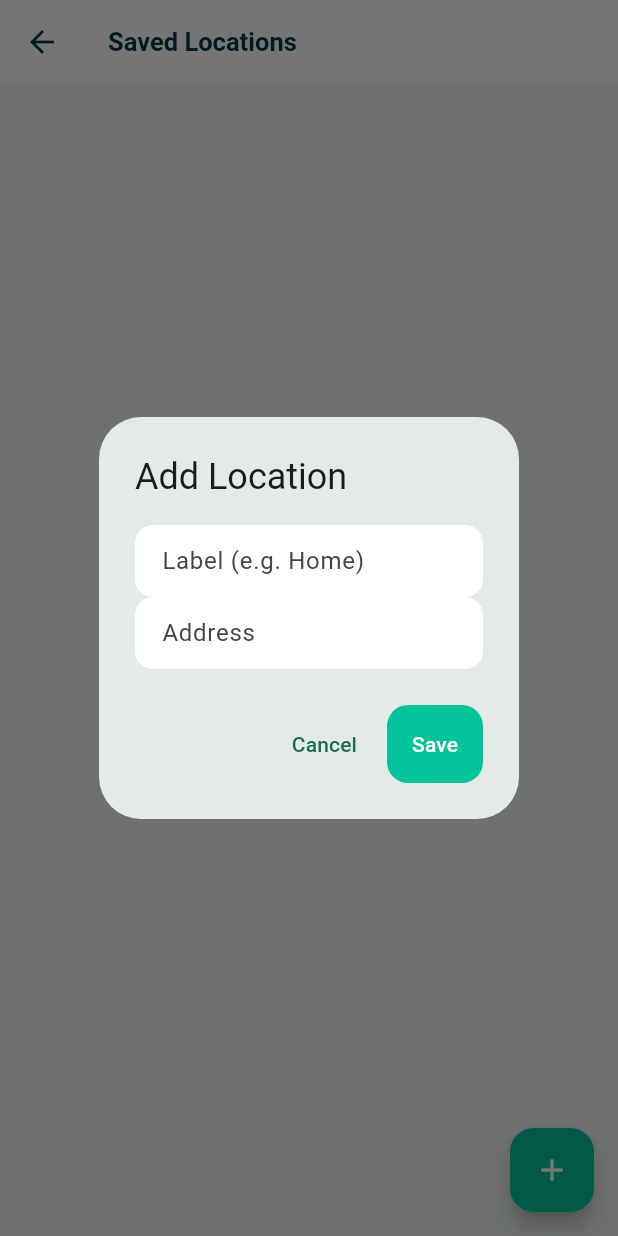
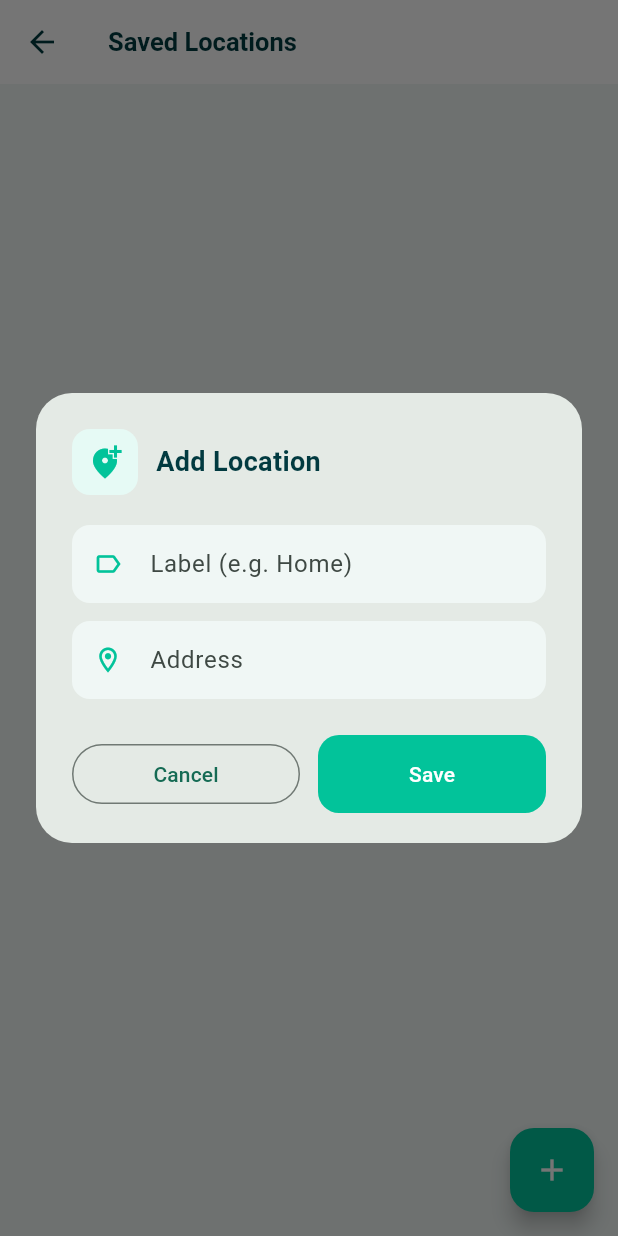
Before and after one commit to KumLong/driveorride, a Flutter app: the SavedLocationsScreen screen opened directly, after a tap on the "add" icon, on a phone screen of 412 x 824 dp. Run offline on Flutter 3.47's test engine with Material 3 defaults, Android fonts, the phone set to English and light mode, and no system bars; our stand-ins replace csv, fl_chart, flutter_map, latlong2, location, permission_handler and 2 more; accounts and stored records are empty.

Commit message:
improving ui

```diff
--- a/lib/screens/saved_locations_screen.dart
+++ b/lib/screens/saved_locations_screen.dart
@@ -1,9 +1,9 @@
 import 'package:flutter/material.dart';
 import '../models/models.dart';
 import '../services/database_service.dart';
+import '../theme.dart';
 
-/// FULL CRUD TEMPLATE — Saved Locations, using SQLite (Practical 9 pattern).
-/// Copy this exact structure for Savings Goals and Trip History screens.
+/// FULL CRUD — Saved Locations, using SQLite (Practical 9 pattern).
 class SavedLocationsScreen extends StatefulWidget {
   const SavedLocationsScreen({super.key});
 
@@ -21,37 +21,75 @@ class _SavedLocationsScreenState extends State<SavedLocationsScreen> {
     _refresh();
   }
 
-  // READ
   Future<void> _refresh() async {
     final locations = await _db.getLocations();
     setState(() => _locations = locations);
   }
 
-  // CREATE / UPDATE — shared dialog form
+  Widget _styledField({required TextEditingController ctrl, required String hint, required IconData icon}) {
+    return TextField(
+      controller: ctrl,
+      decoration: InputDecoration(
+        hintText: hint,
+        prefixIcon: Icon(icon, color: AppColors.mint, size: 20),
+        filled: true,
+        fillColor: AppColors.bg,
+        border: OutlineInputBorder(borderRadius: BorderRadius.circular(12), borderSide: BorderSide.none),
+        contentPadding: const EdgeInsets.symmetric(vertical: 14, horizontal: 12),
+      ),
+    );
+  }
+
+  // CREATE / UPDATE — shared dialog form, now matching the app's real dialog style
   void _showLocationForm({SavedLocationModel? existing}) {
     final labelCtrl = TextEditingController(text: existing?.label ?? '');
     final addressCtrl = TextEditingController(text: existing?.address ?? '');
+    final isEditing = existing != null;
 
     showDialog(
       context: context,
-      builder: (ctx) => AlertDialog(
-        title: Text(existing == null ? 'Add Location' : 'Edit Location'),
-        content: Column(
+      builder: (ctx) => Dialog(
+        shape: RoundedRectangleBorder(borderRadius: BorderRadius.circular(24)),
+        insetPadding: const EdgeInsets.symmetric(horizontal: 24),
+        child: Padding(
+          padding: const EdgeInsets.fromLTRB(24, 24, 24, 20),
+          child: Column(
             mainAxisSize: MainAxisSize.min,
+            crossAxisAlignment: CrossAxisAlignment.start,
             children: [
-            TextField(controller: labelCtrl, decoration: const InputDecoration(labelText: 'Label (e.g. Home)')),
-            TextField(controller: addressCtrl, decoration: const InputDecoration(labelText: 'Address')),
+              Row(
+                children: [
+                  Container(
+                    width: 44, height: 44,
+                    decoration: BoxDecoration(color: AppColors.mintLight, borderRadius: BorderRadius.circular(12)),
+                    child: Icon(isEditing ? Icons.edit_location_alt : Icons.add_location_alt, color: AppColors.mint),
+                  ),
+                  const SizedBox(width: 12),
+                  Text(isEditing ? 'Edit Location' : 'Add Location', style: const TextStyle(fontWeight: FontWeight.bold, fontSize: 18, color: AppColors.teal)),
                 ],
               ),
-        actions: [
-          TextButton(onPressed: () => Navigator.pop(ctx), child: const Text('Cancel')),
-          ElevatedButton(
+              const SizedBox(height: 20),
+              _styledField(ctrl: labelCtrl, hint: 'Label (e.g. Home)', icon: Icons.label_outline),
+              const SizedBox(height: 12),
+              _styledField(ctrl: addressCtrl, hint: 'Address', icon: Icons.location_on_outlined),
+              const SizedBox(height: 24),
+              Row(
+                children: [
+                  Expanded(
+                    child: OutlinedButton(
+                      onPressed: () => Navigator.pop(ctx),
+                      child: const Text('Cancel'),
+                    ),
+                  ),
+                  const SizedBox(width: 12),
+                  Expanded(
+                    child: ElevatedButton(
                       onPressed: () async {
                         if (labelCtrl.text.isEmpty || addressCtrl.text.isEmpty) return;
 
                         if (existing == null) {
-                // CREATE — in the full app, geocode the address first via
-                // RoutingService.geocode() to get real lat/lon.
+                          // CREATE — in the full app, geocode the address first
+                          // via RoutingService.geocode() to get real lat/lon.
                           await _db.insertLocation(SavedLocationModel(
                             label: labelCtrl.text,
                             address: addressCtrl.text,
@@ -59,7 +97,6 @@ class _SavedLocationsScreenState extends State<SavedLocationsScreen> {
                             lon: 0,
                           ));
                         } else {
-                // UPDATE
                           await _db.updateLocation(SavedLocationModel(
                             id: existing.id,
                             label: labelCtrl.text,
@@ -73,12 +110,16 @@ class _SavedLocationsScreenState extends State<SavedLocationsScreen> {
                       },
                       child: const Text('Save'),
                     ),
+                  ),
                 ],
+              ),
+            ],
+          ),
+        ),
       ),
     );
   }
 
-  // DELETE
   Future<void> _deleteLocation(int id) async {
     await _db.deleteLocation(id);
     _refresh();
@@ -87,28 +128,77 @@ class _SavedLocationsScreenState extends State<SavedLocationsScreen> {
   @override
   Widget build(BuildContext context) {
     return Scaffold(
+      backgroundColor: AppColors.bg,
       appBar: AppBar(title: const Text('Saved Locations')),
       body: _locations.isEmpty
-          ? const Center(child: Text('No saved locations yet. Tap + to add one.'))
+          ? Center(
+        child: Padding(
+          padding: const EdgeInsets.all(32),
+          child: Column(
+            mainAxisSize: MainAxisSize.min,
+            children: [
+              Container(
+                width: 64, height: 64,
+                decoration: BoxDecoration(color: AppColors.mintLight, shape: BoxShape.circle),
+                child: const Icon(Icons.location_on_outlined, color: AppColors.mint, size: 32),
+              ),
+              const SizedBox(height: 16),
+              const Text('No saved locations yet', style: TextStyle(fontWeight: FontWeight.bold, fontSize: 15, color: AppColors.teal)),
+              const SizedBox(height: 4),
+              const Text('Tap the + button below to add one', textAlign: TextAlign.center, style: TextStyle(fontSize: 12, color: Colors.grey)),
+            ],
+          ),
+        ),
+      )
           : ListView.builder(
+        padding: const EdgeInsets.all(16),
         itemCount: _locations.length,
         itemBuilder: (ctx, i) {
           final loc = _locations[i];
-                return ListTile(
-                  leading: const Icon(Icons.location_on_outlined),
-                  title: Text(loc.label),
-                  subtitle: Text(loc.address),
-                  trailing: Row(
-                    mainAxisSize: MainAxisSize.min,
+          return Container(
+            margin: const EdgeInsets.only(bottom: 10),
+            padding: const EdgeInsets.all(14),
+            decoration: BoxDecoration(
+              color: Colors.white,
+              borderRadius: BorderRadius.circular(16),
+              boxShadow: [BoxShadow(color: Colors.black.withOpacity(0.04), blurRadius: 8, offset: const Offset(0, 2))],
+            ),
+            child: Row(
               children: [
-                      IconButton(icon: const Icon(Icons.edit, size: 20), onPressed: () => _showLocationForm(existing: loc)),
-                      IconButton(icon: const Icon(Icons.delete_outline, size: 20), onPressed: () => _deleteLocation(loc.id!)),
+                Container(
+                  width: 40, height: 40,
+                  decoration: BoxDecoration(color: AppColors.mintLight, borderRadius: BorderRadius.circular(10)),
+                  child: const Icon(Icons.location_on, color: AppColors.mint, size: 20),
+                ),
+                const SizedBox(width: 12),
+                Expanded(
+                  child: Column(
+                    crossAxisAlignment: CrossAxisAlignment.start,
+                    children: [
+                      Text(loc.label.toUpperCase(), style: const TextStyle(fontWeight: FontWeight.bold, fontSize: 13, color: AppColors.teal, letterSpacing: 0.3)),
+                      const SizedBox(height: 2),
+                      Text(loc.address, style: const TextStyle(fontSize: 12, color: Colors.grey), overflow: TextOverflow.ellipsis),
+                    ],
+                  ),
+                ),
+                IconButton(
+                  icon: Icon(Icons.edit_outlined, size: 18, color: Colors.grey.shade600),
+                  onPressed: () => _showLocationForm(existing: loc),
+                ),
+                IconButton(
+                  icon: const Icon(Icons.delete_outline, size: 18, color: Colors.redAccent),
+                  onPressed: () => _deleteLocation(loc.id!),
+                ),
               ],
             ),
           );
         },
       ),
-      floatingActionButton: FloatingActionButton(onPressed: () => _showLocationForm(), child: const Icon(Icons.add)),
+      floatingActionButton: FloatingActionButton(
+        backgroundColor: AppColors.mint,
+        onPressed: () => _showLocationForm(),
+        child: const Icon(Icons.add, color: Colors.white),
+      ),
     );
   }
 }
```
Also changed, not shown: lib/screens/profile_screen.dart (+29 -4 lines), lib/screens/trip_history_screen.dart (+14 -2 lines), lib/screens/trip_summary_screen.dart (+14 -5 lines), lib/services/database_service.dart (+51 -26 lines), lib/services/supabase_service.dart (+30 -22 lines). Lines whose indentation alone changed are shown as unchanged.
